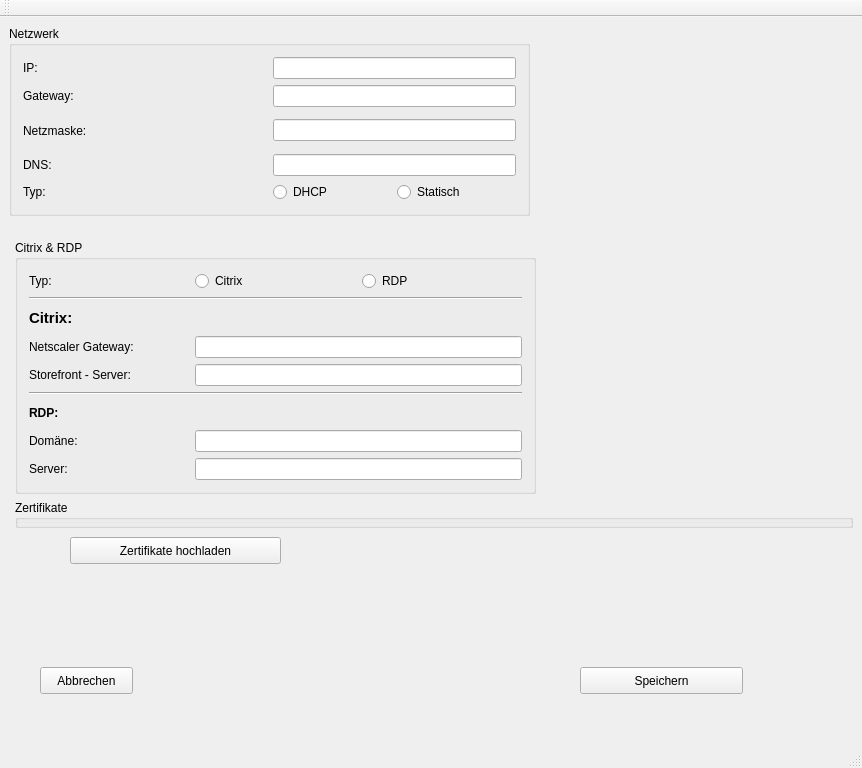
Before: the Qt Designer form ConfigPage/mainwindow.ui in IT4smart/ConfigurationPage, drawn with Qt 5.
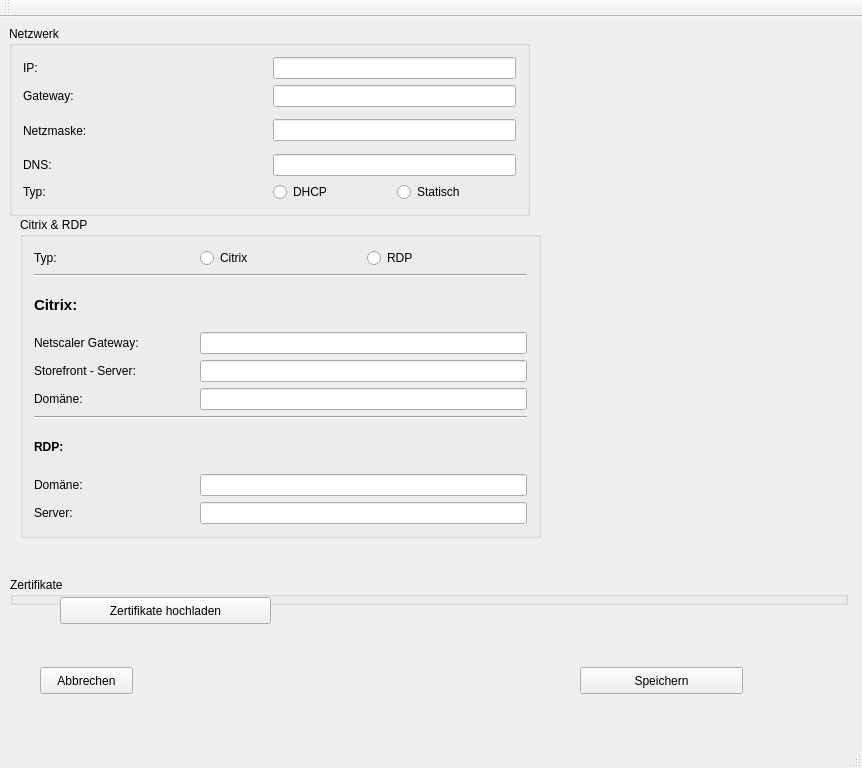
After: the same form once the commit is applied.

Diff of the .ui file:
```diff
--- a/ConfigPage/mainwindow.ui
+++ b/ConfigPage/mainwindow.ui
@@ -93,43 +93,26 @@
    <widget class="QGroupBox" name="gbx_vdi">
     <property name="geometry">
      <rect>
-      <x>15</x>
-      <y>223</y>
+      <x>20</x>
+      <y>200</y>
       <width>521</width>
-      <height>254</height>
+      <height>321</height>
      </rect>
     </property>
     <property name="title">
      <string>Citrix &amp;&amp; RDP</string>
     </property>
     <layout class="QGridLayout" name="gridLayout_3">
-     <item row="8" column="1" colspan="2">
+     <item row="11" column="1" colspan="2">
       <widget class="QLineEdit" name="txt_rdp_server"/>
      </item>
-     <item row="5" column="0" colspan="3">
+     <item row="8" column="0" colspan="3">
       <widget class="Line" name="line_2">
        <property name="orientation">
         <enum>Qt::Horizontal</enum>
        </property>
       </widget>
      </item>
-     <item row="3" column="1" colspan="2">
-      <widget class="QLineEdit" name="txt_netscaler">
-       <property name="sizePolicy">
-        <sizepolicy hsizetype="Expanding" vsizetype="Fixed">
-         <horstretch>0</horstretch>
-         <verstretch>0</verstretch>
-        </sizepolicy>
-       </property>
-      </widget>
-     </item>
-     <item row="3" column="0">
-      <widget class="QLabel" name="lbl_netscaler">
-       <property name="text">
-        <string>Netscaler Gateway:</string>
-       </property>
-      </widget>
-     </item>
      <item row="0" column="0">
       <widget class="QLabel" name="lbl_vdi_type">
        <property name="text">
@@ -137,7 +120,7 @@
        </property>
       </widget>
      </item>
-     <item row="6" column="0">
+     <item row="9" column="0">
       <widget class="QLabel" name="lbl_rdp">
        <property name="font">
         <font>
@@ -150,7 +133,10 @@
        </property>
       </widget>
      </item>
-     <item row="8" column="0">
+     <item row="7" column="1" colspan="2">
+      <widget class="QLineEdit" name="txt_ctx_domain"/>
+     </item>
+     <item row="11" column="0">
       <widget class="QLabel" name="lbl_rdp_server">
        <property name="text">
         <string>Server:</string>
@@ -164,8 +150,8 @@
        </property>
       </widget>
      </item>
-     <item row="4" column="1" colspan="2">
-      <widget class="QLineEdit" name="txt_storefront"/>
+     <item row="10" column="1" colspan="2">
+      <widget class="QLineEdit" name="txt_rdp_domain"/>
      </item>
      <item row="0" column="2">
       <widget class="QRadioButton" name="rbn_rdp">
@@ -174,9 +160,6 @@
        </property>
       </widget>
      </item>
-     <item row="7" column="1" colspan="2">
-      <widget class="QLineEdit" name="txt_rdp_domain"/>
-     </item>
      <item row="1" column="0" colspan="3">
       <widget class="Line" name="line">
        <property name="orientation">
@@ -184,21 +167,14 @@
        </property>
       </widget>
      </item>
-     <item row="4" column="0">
-      <widget class="QLabel" name="lbl_storefront">
-       <property name="text">
-        <string>Storefront - Server:</string>
-       </property>
-      </widget>
-     </item>
-     <item row="7" column="0">
+     <item row="10" column="0">
       <widget class="QLabel" name="lbl_rdp_domain">
        <property name="text">
         <string>Domäne:</string>
        </property>
       </widget>
      </item>
-     <item row="2" column="0">
+     <item row="3" column="0">
       <widget class="QLabel" name="label_2">
        <property name="font">
         <font>
@@ -212,13 +188,47 @@
        </property>
       </widget>
      </item>
+     <item row="4" column="0">
+      <widget class="QLabel" name="lbl_netscaler">
+       <property name="text">
+        <string>Netscaler Gateway:</string>
+       </property>
+      </widget>
+     </item>
+     <item row="5" column="0">
+      <widget class="QLabel" name="lbl_storefront">
+       <property name="text">
+        <string>Storefront - Server:</string>
+       </property>
+      </widget>
+     </item>
+     <item row="7" column="0">
+      <widget class="QLabel" name="lbl_ctx_domain">
+       <property name="text">
+        <string>Domäne:</string>
+       </property>
+      </widget>
+     </item>
+     <item row="5" column="1" colspan="2">
+      <widget class="QLineEdit" name="txt_storefront"/>
+     </item>
+     <item row="4" column="1" colspan="2">
+      <widget class="QLineEdit" name="txt_netscaler">
+       <property name="sizePolicy">
+        <sizepolicy hsizetype="Expanding" vsizetype="Fixed">
+         <horstretch>0</horstretch>
+         <verstretch>0</verstretch>
+        </sizepolicy>
+       </property>
+      </widget>
+     </item>
     </layout>
    </widget>
    <widget class="QGroupBox" name="gbx_certificates">
     <property name="geometry">
      <rect>
-      <x>15</x>
-      <y>483</y>
+      <x>10</x>
+      <y>560</y>
       <width>838</width>
       <height>28</height>
      </rect>
@@ -256,8 +266,8 @@
    <widget class="QPushButton" name="btn_upload_cert">
     <property name="geometry">
      <rect>
-      <x>70</x>
-      <y>520</y>
+      <x>60</x>
+      <y>580</y>
       <width>211</width>
       <height>27</height>
      </rect>
```
